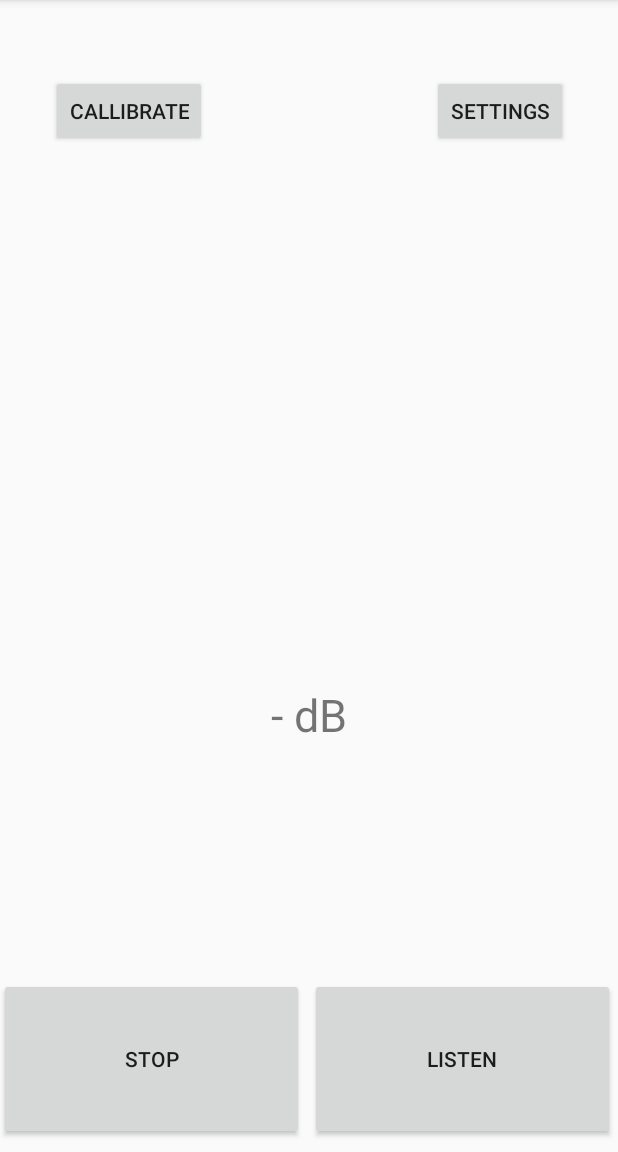
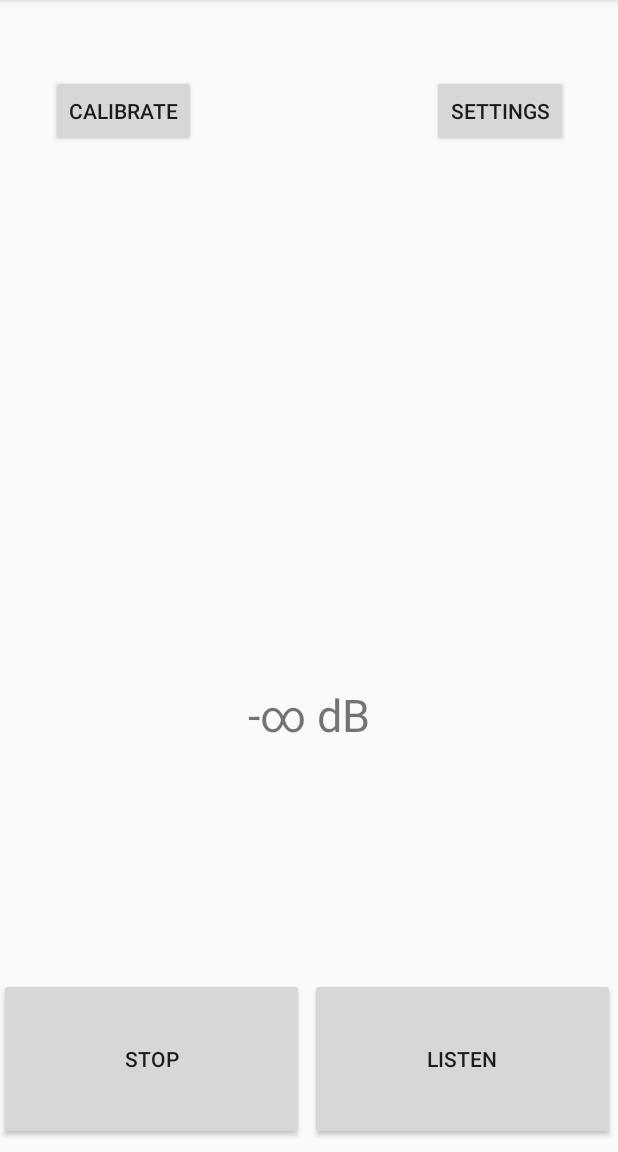
Before and after one commit to camelKase/NICU_DBReader, an Android app: the screen it shows after launch (MainActivity), after a tap on "LISTEN", on a phone screen of 412 x 824 dp, the part 84-1236 px from its top. Run offline under Robolectric (Android 15) with nearby library versions, the phone set to English and light mode, and no system bars.

Commit message:
merging with Michael's newest code. Also added a stop button in alert popup.

```diff
--- a/DBReader_ver1/app/src/main/java/com/example/dbreader_ver1/MainActivity.java
+++ b/DBReader_ver1/app/src/main/java/com/example/dbreader_ver1/MainActivity.java
@@ -45,7 +45,7 @@ public class MainActivity extends AppCompatActivity {
 
 
     // Shared preferences for the threshold level and calibration value.
-    Float userThresh;
+    float userThresh;
     float userCalibrate;
 
     private static DecimalFormat df = new DecimalFormat("0.00");
@@ -293,14 +293,21 @@ public class MainActivity extends AppCompatActivity {
         builder.setMessage((df.format(Db)) + " dB");
 
 
-
-
+        // OK and STOP buttons for the in-app alert popup.
         builder.setPositiveButton("OK", new DialogInterface.OnClickListener() {
             @Override
             public void onClick(DialogInterface dialogInterface, int i) {
                 // alertTextView.setVisibility(View.VISIBLE);
                 alertActive = false;
                 mRecorder.resume();
+            }
+        });
+
+        builder.setNegativeButton("STOP", new DialogInterface.OnClickListener() {
+            @Override
+            public void onClick(DialogInterface dialog, int which) {
+                alertActive = false;
+                mRecorder.pause();
             }
         });
         builder.show();
@@ -350,6 +357,5 @@ public class MainActivity extends AppCompatActivity {
         Intent serviceIntent = new Intent(this, serviceClass.class);
         stopService(serviceIntent);
 
-
     }
 }
--- a/DBReader_ver1/app/src/main/res/layout/activity_main.xml
+++ b/DBReader_ver1/app/src/main/res/layout/activity_main.xml
@@ -75,14 +75,14 @@
         android:layout_marginTop="46dp"
         android:layout_marginEnd="8dp"
         android:layout_marginBottom="8dp"
-        android:text="@string/callibrate"
+        android:text="@string/calibrate"
         app:layout_constraintBottom_toBottomOf="parent"
         app:layout_constraintEnd_toStartOf="@+id/settingsButton"
         app:layout_constraintHorizontal_bias="0.0"
         app:layout_constraintStart_toStartOf="parent"
         app:layout_constraintTop_toTopOf="parent"
         app:layout_constraintVertical_bias="0.006"
-        tools:text="@string/callibrate" />
+        tools:text="@string/calibrate" />
 
 
 </android.support.constraint.ConstraintLayout>
--- a/DBReader_ver1/app/src/main/res/values/strings.xml
+++ b/DBReader_ver1/app/src/main/res/values/strings.xml
@@ -5,5 +5,5 @@
     <string name="enter_minimum_level">Enter Minimum Level</string>
     <string name="back">back</string>
     <string name="save">save</string>
-    <string name="callibrate">Callibrate</string>
+    <string name="calibrate">Calibrate</string>
 </resources>
```
